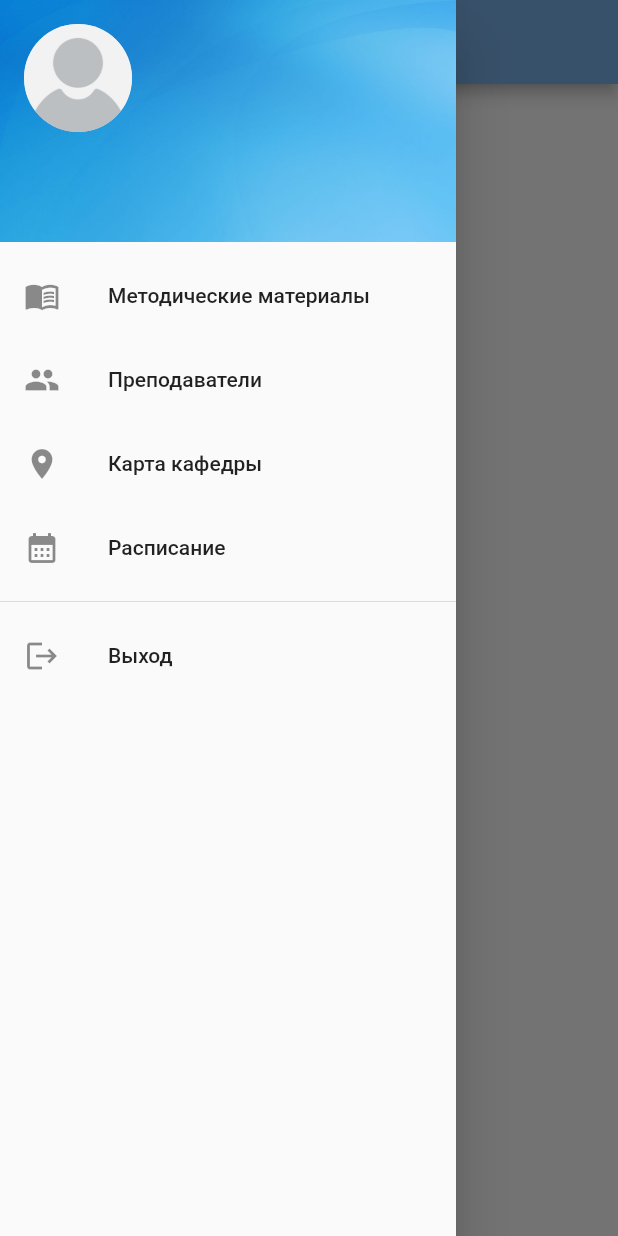
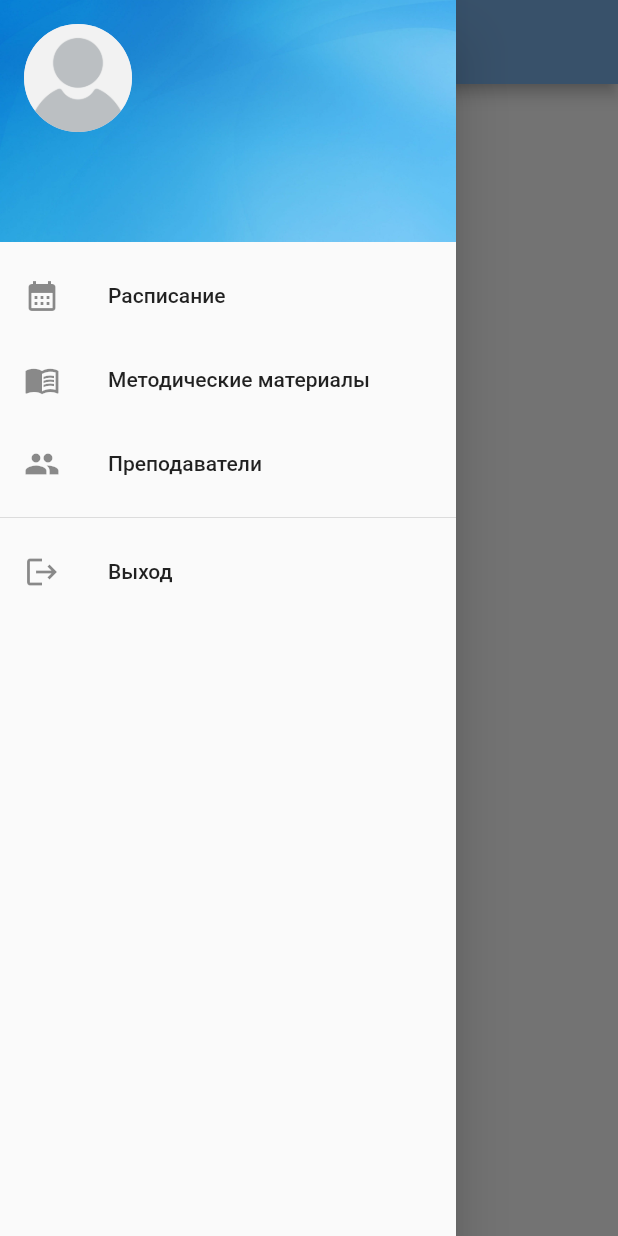
Before and after one commit to karim3487/mobile_app, a Flutter app: the HomePage screen opened by its route, with the side drawer open, on a phone screen of 412 x 824 dp. Run offline on Flutter 3.47's test engine with Material 2 defaults, Android fonts, the phone set to English and light mode, and no system bars; our stand-ins replace another_flushbar, cached_network_image, dio, dropdown_textfield, flutter_mobx, get_it and 5 more; missing offline and left inert: flutter_file_downloader, weekview_calendar; accounts and stored records are empty; generated files the repository leaves out were written again; network calls fail.

Commit message:
Remove department map

```diff
--- a/lib/widgets/navbar.dart
+++ b/lib/widgets/navbar.dart
@@ -54,6 +54,13 @@ class _NavBarState extends State<NavBar> {
             ),
           ),
           ListTile(
+            leading: const Icon(Icons.calendar_month),
+            title: const Text("Расписание"),
+            onTap: () {
+              Navigator.pushNamed(context, Routes.timetable);
+            },
+          ),
+          ListTile(
             leading: const Icon(Icons.menu_book_outlined),
             title: const Text("Методические материалы"),
             onTap: () {
@@ -65,18 +72,6 @@ class _NavBarState extends State<NavBar> {
             title: const Text("Преподаватели"),
             onTap: () {
               Navigator.pushNamed(context, Routes.teachers);
-            },
-          ),
-          ListTile(
-            leading: const Icon(Icons.location_on_sharp),
-            title: const Text("Карта кафедры"),
-            onTap: () => print('Карта'),
-          ),
-          ListTile(
-            leading: const Icon(Icons.calendar_month),
-            title: const Text("Расписание"),
-            onTap: () {
-              Navigator.pushNamed(context, Routes.timetable);
             },
           ),
           const Divider(),
```
